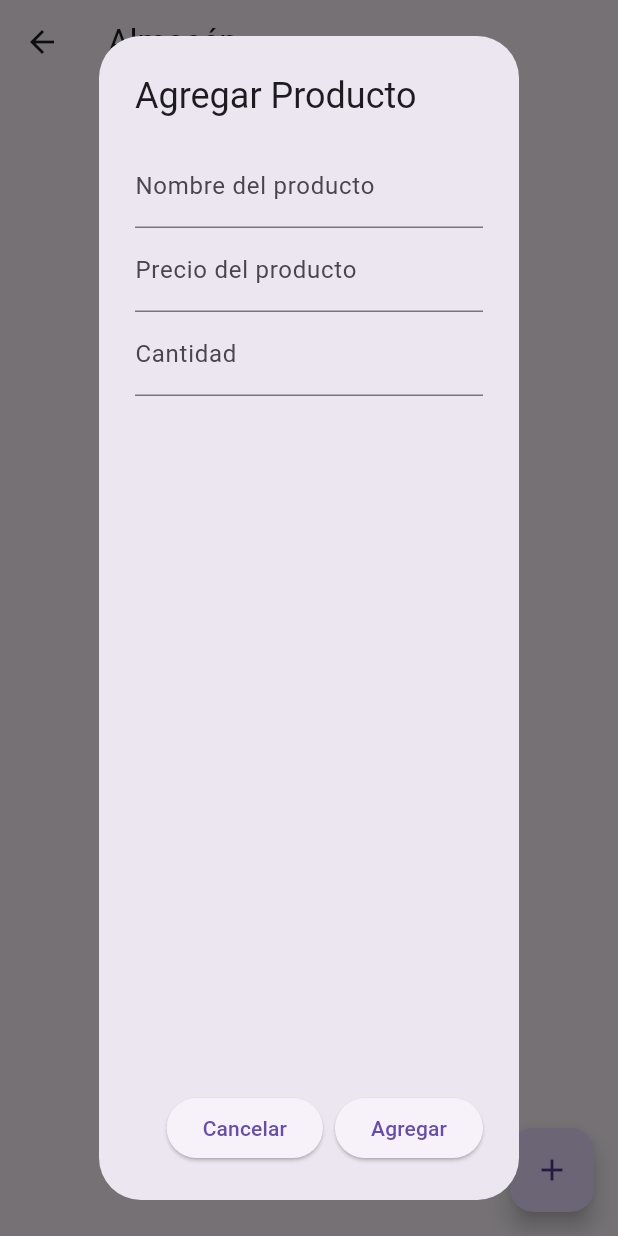
After one commit to Smorpius/aplicacion_venta, a Flutter app: the AlmacenScreen screen opened directly, after a tap on the "add" icon, on a phone screen of 412 x 824 dp. The commit adds this screen. Run offline on Flutter 3.47's test engine with Material 3 defaults, Android fonts, the phone set to English and light mode, and no system bars; our stand-ins replace hive_flutter; accounts and stored records are empty.

Commit message:
creacion de almacen

```diff
--- /dev/null
+++ b/lib/MVC/Almacen.dart
@@ -0,0 +1,207 @@
+import 'package:flutter/material.dart';
+import 'package:hive_flutter/hive_flutter.dart';
+
+class AlmacenScreen extends StatefulWidget {
+  @override
+  _AlmacenScreenState createState() => _AlmacenScreenState();
+}
+
+class Producto {
+  final String id;
+  String nombre;
+  double precio;
+  int cantidad;
+
+  Producto(
+      {required this.id,
+      required this.nombre,
+      required this.precio,
+      required this.cantidad});
+}
+
+class _AlmacenScreenState extends State<AlmacenScreen> {
+  List<Producto> productos = [];
+  TextEditingController _nombreController = TextEditingController();
+  TextEditingController _precioController = TextEditingController();
+  TextEditingController _cantidadController = TextEditingController();
+
+  void _registrarProducto() {
+    setState(() {
+      productos.add(
+        Producto(
+          id: productos.length.toString(),
+          nombre: _nombreController.text,
+          precio: double.parse(_precioController.text),
+          cantidad: int.parse(_cantidadController.text),
+        ),
+      );
+      _limpiarCampos();
+    });
+  }
+
+  void _eliminarProducto(Producto producto) {
+    setState(() {
+      productos.remove(producto);
+    });
+  }
+
+  void _mostrarDialogoModificarProducto(Producto producto) {
+    _nombreController.text = producto.nombre;
+    _precioController.text = producto.precio.toString();
+    _cantidadController.text = producto.cantidad.toString();
+
+    showDialog(
+      context: context,
+      builder: (BuildContext context) {
+        return AlertDialog(
+          title: Text('Modificar Producto'),
+          content: Column(
+            children: [
+              TextField(
+                controller: _nombreController,
+                decoration: InputDecoration(labelText: 'Nombre del producto'),
+              ),
+              TextField(
+                controller: _precioController,
+                keyboardType: TextInputType.number,
+                decoration: InputDecoration(labelText: 'Precio del producto'),
+              ),
+              TextField(
+                controller: _cantidadController,
+                keyboardType: TextInputType.number,
+                decoration: InputDecoration(labelText: 'Cantidad'),
+              ),
+            ],
+          ),
+          actions: [
+            ElevatedButton(
+              onPressed: () {
+                Navigator.of(context).pop();
+              },
+              child: Text('Cancelar'),
+            ),
+            ElevatedButton(
+              onPressed: () {
+                _modificarProducto(producto);
+                Navigator.of(context).pop();
+              },
+              child: Text('Guardar Cambios'),
+            ),
+          ],
+        );
+      },
+    );
+  }
+
+  void _modificarProducto(Producto producto) {
+    setState(() {
+      producto.nombre = _nombreController.text;
+      producto.precio = double.parse(_precioController.text);
+      producto.cantidad = int.parse(_cantidadController.text);
+      _limpiarCampos();
+    });
+  }
+
+  void _mostrarDialogoAgregarProducto() {
+    showDialog(
+      context: context,
+      builder: (BuildContext context) {
+        return AlertDialog(
+          title: Text('Agregar Producto'),
+          content: Column(
+            children: [
+              TextField(
+                controller: _nombreController,
+                decoration: InputDecoration(labelText: 'Nombre del producto'),
+              ),
+              TextField(
+                controller: _precioController,
+                keyboardType: TextInputType.number,
+                decoration: InputDecoration(labelText: 'Precio del producto'),
+              ),
+              TextField(
+                controller: _cantidadController,
+                keyboardType: TextInputType.number,
+                decoration: InputDecoration(labelText: 'Cantidad'),
+              ),
+            ],
+          ),
+          actions: [
+            ElevatedButton(
+              onPressed: () {
+                Navigator.of(context).pop();
+              },
+              child: Text('Cancelar'),
+            ),
+            ElevatedButton(
+              onPressed: () {
+                _registrarProducto();
+                Navigator.of(context).pop();
+              },
+              child: Text('Agregar'),
+            ),
+          ],
+        );
+      },
+    );
+  }
+
+  void _limpiarCampos() {
+    _nombreController.clear();
+    _precioController.clear();
+    _cantidadController.clear();
+  }
+
+  @override
+  Widget build(BuildContext context) {
+    return Scaffold(
+      appBar: AppBar(
+        title: Text('Almacén'),
+      ),
+      body: Padding(
+        padding: EdgeInsets.all(16.0),
+        child: Column(
+          crossAxisAlignment: CrossAxisAlignment.start,
+          children: [
+            // Contenido actual
+            Expanded(
+              child: ListView.builder(
+                itemCount: productos.length,
+                itemBuilder: (context, index) {
+                  final producto = productos[index];
+                  return ListTile(
+                    title: Text('${producto.nombre} (ID: ${producto.id})'),
+                    subtitle: Text(
+                        'Precio: \$${producto.precio.toStringAsFixed(2)}\nCantidad: ${producto.cantidad}'),
+                    trailing: PopupMenuButton(
+                      itemBuilder: (context) => [
+                        PopupMenuItem(
+                          child: Text('Modificar'),
+                          onTap: () {
+                            _mostrarDialogoModificarProducto(producto);
+                          },
+                        ),
+                        PopupMenuItem(
+                          child: Text('Eliminar'),
+                          onTap: () {
+                            _eliminarProducto(producto);
+                          },
+                        ),
+                      ],
+                    ),
+                  );
+                },
+              ),
+            ),
+          ],
+        ),
+      ),
+      floatingActionButton: FloatingActionButton(
+        onPressed: () {
+          _mostrarDialogoAgregarProducto();
+        },
+        child: Icon(Icons.add),
+      ),
+    );
+  }
+}
--- a/pubspec.yaml
+++ b/pubspec.yaml
@@ -32,9 +32,12 @@ dependencies:
     sdk: flutter
 
 
+
   # The following adds the Cupertino Icons font to your application.
   # Use with the CupertinoIcons class for iOS style icons.
   cupertino_icons: ^1.0.2
+  hive_flutter: ^1.1.0
+
 
 dev_dependencies:
   flutter_test:
```
Also changed, not shown: lib/MVC/SideBar.dart (added, +39 -0 lines), lib/main.dart (+40 -108 lines), lib/MVC/Ventas.dart (added), pubspec.lock, 1 other file.
